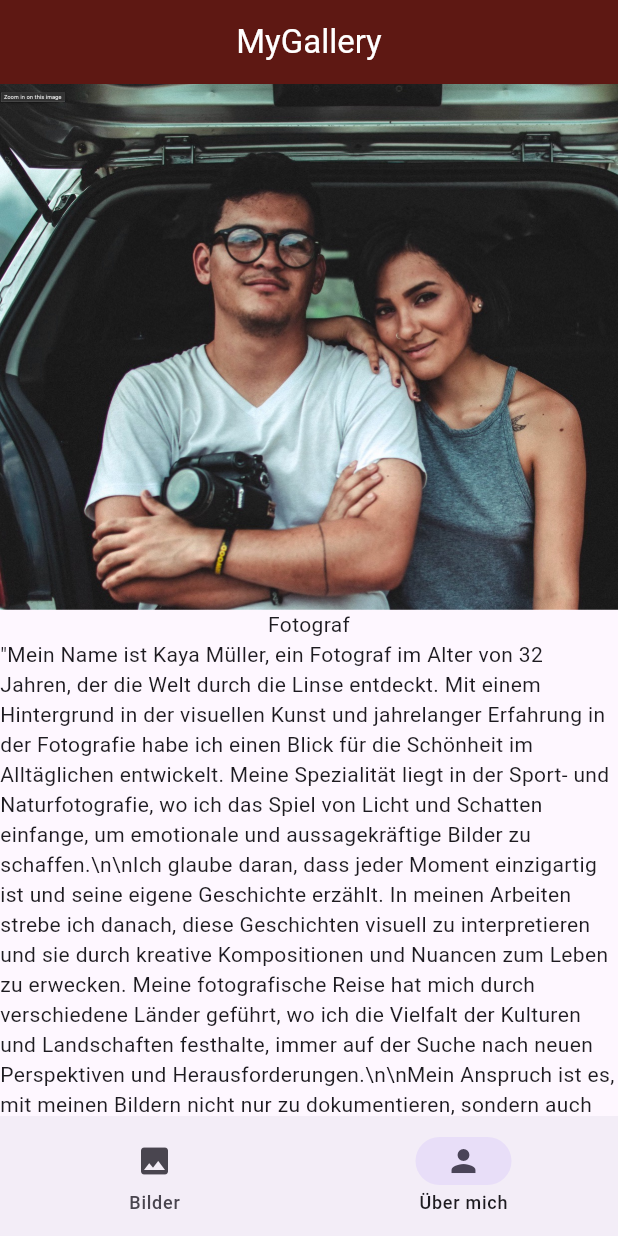
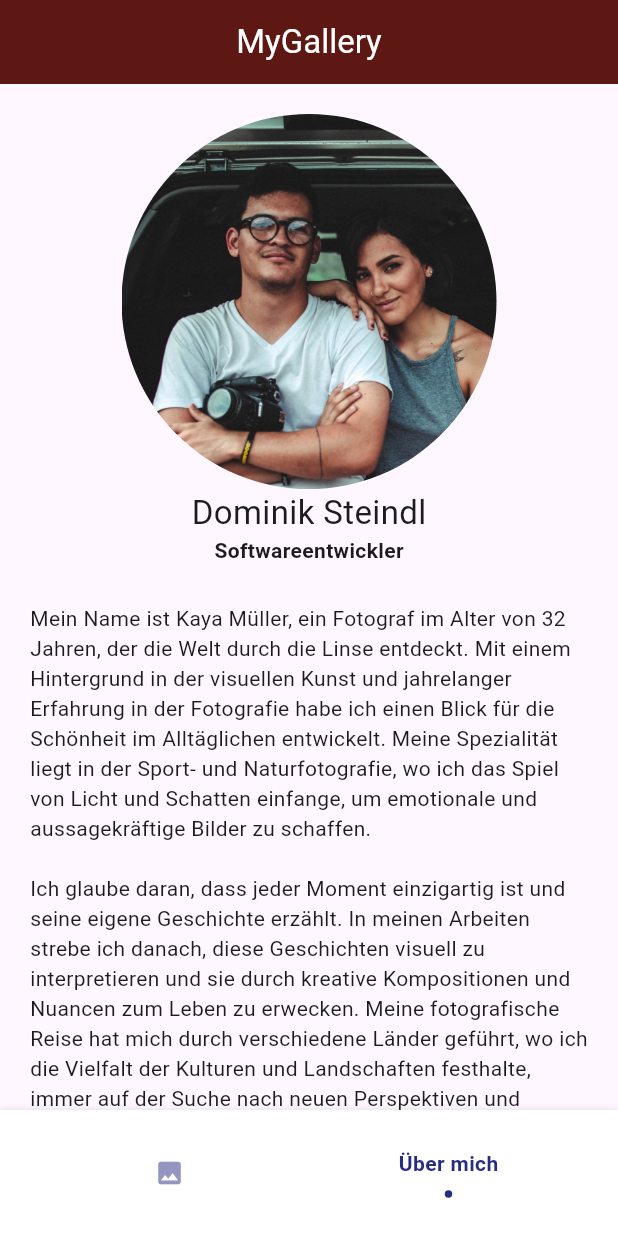
Before and after one commit to domsteindl/pictureGallery, a Flutter app: the screen it shows after launch, item 2 of the bottom bar chosen, on a phone screen of 412 x 824 dp. Run offline on Flutter 3.47's test engine with Material 3 defaults, Android fonts, the light colour scheme and no system bars; drawn by our look-alikes of flashy_tab_bar2.

Commit message:
added flashytab to project, replaced NavigationBar and finished aboutme page

```diff
--- a/lib/about_me_screen.dart
+++ b/lib/about_me_screen.dart
@@ -27,12 +27,21 @@ class _AboutMeScreenState extends State<AboutMeScreen> {
   @override
   Widget build(BuildContext context) {
     return SingleChildScrollView(
+      padding: EdgeInsets.all(20),
       child: Column(
         children: [
-
-          ClipRRect(child: Image.asset('assets/images/kaya.jpeg')),
-          Text("Fotograf"),
-          Text(fileContent),
+          ClipOval(
+            child: Image.asset(
+              'assets/images/kaya.jpeg',
+              width: 250,
+              height: 250,
+              fit: BoxFit.cover,
+            ),
+          ),
+          Text("Dominik Steindl", style: TextStyle(fontSize: 22.0, fontWeight: FontWeight.w400),),
+          Text("Softwareentwickler", style: TextStyle(fontSize: 14.0, fontWeight: FontWeight.w600),),
+          SizedBox(height: 25,),
+          Text(fileContent.replaceAll('"', '').replaceAll(r'\n', '\n')),
         ],
       ),
     );
--- a/lib/main_screen.dart
+++ b/lib/main_screen.dart
@@ -1,3 +1,4 @@
+import 'package:flashy_tab_bar2/flashy_tab_bar2.dart';
 import 'package:flutter/material.dart';
 import 'home_screen.dart';
 import 'about_me_screen.dart';
@@ -17,11 +18,6 @@ class _MainScreenState extends State<MainScreen> {
     AboutMeScreen(),
   ];
 
-  void _onTabTapped(int index) {
-    setState(() {
-      _selectedIndex = index;
-    });
-  }
 
   @override
   Widget build(BuildContext context) {
@@ -34,14 +30,24 @@ class _MainScreenState extends State<MainScreen> {
         index: _selectedIndex,
         children: _screens,
       ),
-      bottomNavigationBar: NavigationBar(
+      bottomNavigationBar: FlashyTabBar(
+        selectedIndex: _selectedIndex,
+        items: [
+        FlashyTabBarItem(icon: Icon(Icons.image), title: Text("Bilder")) ,
+         FlashyTabBarItem(icon: Icon(Icons.person), title: Text("Über mich"))
+        ], onItemSelected: (value) {
+        setState(() {
+          _selectedIndex = value;
+        });
+      },
+    )/* NavigationBar(
         selectedIndex: _selectedIndex,
         onDestinationSelected: _onTabTapped,
         destinations: const [
           NavigationDestination(icon: Icon(Icons.image), label: 'Bilder'),
           NavigationDestination(icon: Icon(Icons.person), label: 'Über mich'),
         ],
-      ),
+      )*/,
     );
   }
 }
--- a/pubspec.yaml
+++ b/pubspec.yaml
@@ -7,6 +7,7 @@ environment:
   sdk: ^3.9.2
 
 dependencies:
+  flashy_tab_bar2: ^0.0.10
   flutter:
     sdk: flutter
   go_router: ^16.2.4
```
Also changed, not shown: pubspec.lock.
